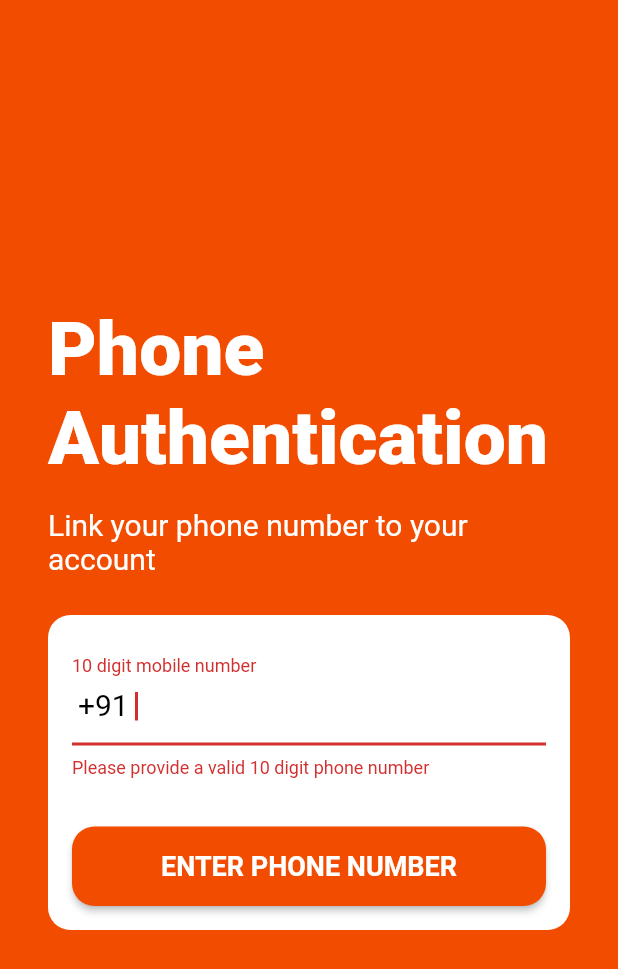
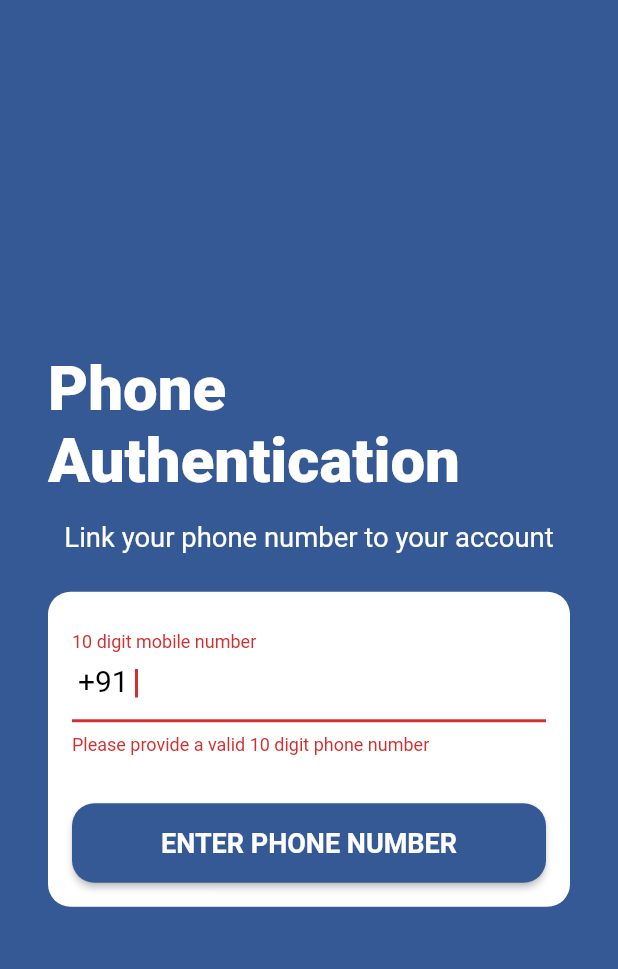
Before and after one commit to axactstudios/delivery, a Flutter app: the screen it shows after launch, after a tap on "Sign Up", on a phone screen of 412 x 824 dp. Shown: the top 969 px of the screen. Run offline on Flutter 3.47's test engine with Material 2 defaults, Android fonts, the phone set to English and light mode, and no system bars; our stand-ins replace firebase_auth, firebase_database, fluttertoast, font_awesome_flutter, image_picker; missing offline and left inert: flutter_email_sender, razorpay_flutter; accounts and stored records are empty; Roboto replaces fonts that are missing (sf_pro).

```diff
--- a/lib/LoginPages/OTPinput.dart
+++ b/lib/LoginPages/OTPinput.dart
@@ -533,10 +533,12 @@ class _PinPaint extends CustomPainter {
     this.type: PinEntryType.boxTight,
     this.themeData,
   }) : this.decoration = decoration.copyWith(
+          // ignore: deprecated_member_use
           textStyle: decoration.textStyle ?? themeData.textTheme.headline,
           errorTextStyle: decoration.errorTextStyle ??
               themeData.textTheme.caption.copyWith(color: themeData.errorColor),
           hintTextStyle: decoration.hintTextStyle ??
+              // ignore: deprecated_member_use
               themeData.textTheme.headline.copyWith(color: themeData.hintColor),
         );
 
--- a/lib/LoginPages/PhoneLogin.dart
+++ b/lib/LoginPages/PhoneLogin.dart
@@ -1,4 +1,4 @@
-import 'package:delivery/LoginPages/WelcomeScreen.dart';
+import 'package:delivery/DrawerPages/MainHome.dart';
 import 'package:flutter/cupertino.dart';
 import 'package:flutter/material.dart';
 
@@ -28,9 +28,9 @@ class _PhoneLoginState extends State<PhoneLogin> {
   @override
   Widget build(BuildContext context) {
     return Scaffold(
-      backgroundColor: Color(0xFFF24C00),
+      backgroundColor: Color(0xFF345995),
       body: Container(
-        color: Color(0xFFF24C00),
+        color: Color(0xFF345995),
         padding: EdgeInsets.all(16),
         height: MediaQuery.of(context).size.height,
         child: new Column(
@@ -43,7 +43,7 @@ class _PhoneLoginState extends State<PhoneLogin> {
                 'Phone Authentication',
                 style: TextStyle(
                     fontFamily: 'sf_pro',
-                    fontSize: 50,
+                    fontSize: pHeight / 20,
                     fontWeight: FontWeight.w900,
                     color: Colors.white),
               ),
@@ -54,13 +54,13 @@ class _PhoneLoginState extends State<PhoneLogin> {
                 'Link your phone number to your account',
                 style: TextStyle(
                     fontFamily: 'sf_pro',
-                    fontSize: 20,
+                    fontSize: pHeight / 45,
                     fontWeight: FontWeight.normal,
                     color: Colors.white),
               ),
             ),
             Padding(
-              padding: const EdgeInsets.all(16.0),
+              padding: const EdgeInsets.only(top: 16, left: 16, right: 16),
               child: Container(
                 decoration: BoxDecoration(
                   borderRadius: BorderRadius.all(Radius.circular(15)),
@@ -83,10 +83,8 @@ class _PhoneLoginState extends State<PhoneLogin> {
                             padding: EdgeInsets.all(4.0),
                             child: Text(
                               "+91",
-                              style: TextStyle(
-                                  color: Colors.black,
-//                                  fontWeight: FontWeight.bold,
-                                  fontSize: 20),
+                              style:
+                                  TextStyle(color: Colors.black, fontSize: 20),
                             ),
                           ),
                         ),
@@ -106,7 +104,7 @@ class _PhoneLoginState extends State<PhoneLogin> {
                         child: SizedBox(
                           width: MediaQuery.of(context).size.width * 0.85,
                           child: RaisedButton(
-                            color: !isValid ? Color(0xFFF24C00) : Colors.teal,
+                            color: !isValid ? Color(0xFF345995) : Colors.teal,
                             shape: RoundedRectangleBorder(
                                 borderRadius: BorderRadius.circular(15.0)),
                             child: Text(
@@ -148,38 +146,5 @@ class _PhoneLoginState extends State<PhoneLogin> {
         ),
       ),
     );
-
-//    return Container(
-//      width: MediaQuery.of(context).size.width * 0.4,
-//      padding: EdgeInsets.only(left: 8.0, top: 30),
-//      alignment: Alignment.center,
-//      child: Column(
-//        children: <Widget>[
-//          Text('Phone Authentication'),
-//          new FlatButton(
-//            onPressed: () {
-//              print("pressed");
-//
-//            },
-//            padding: EdgeInsets.only(
-//              top: 20.0,
-//              bottom: 20.0,
-//            ),
-//            child: new Row(
-//              mainAxisAlignment: MainAxisAlignment.spaceEvenly,
-//              children: <Widget>[
-//                Text(
-//                  "Phone",
-//                  textAlign: TextAlign.center,
-//                  style: TextStyle(
-//                      color: Colors.white,
-//                      fontWeight: FontWeight.bold),
-//                ),
-//              ],
-//            ),
-//          ),
-//        ],
-//      ),
-//    );
   }
 }
--- a/lib/LoginPages/WelcomeScreen.dart
+++ b/lib/LoginPages/WelcomeScreen.dart
@@ -1,5 +1,3 @@
-import 'dart:io';
-
 import 'package:delivery/LoginPages/PhoneLogin.dart';
 import 'package:flutter/cupertino.dart';
 import 'package:flutter/material.dart';
@@ -34,7 +32,7 @@ class _WelcomeScreenState extends State<WelcomeScreen> {
                     'Budget Mart',
                     textAlign: TextAlign.start,
                     style: TextStyle(
-                        color: Color(0xFFF24C00),
+                        color: Color(0xFF345995),
                         fontSize: pHeight / 20,
                         fontFamily: 'sf_pro',
                         fontWeight: FontWeight.bold),
@@ -75,7 +73,7 @@ class _WelcomeScreenState extends State<WelcomeScreen> {
                     'Lets Get \nStarted',
                     textAlign: TextAlign.start,
                     style: TextStyle(
-                        color: Color(0xFFF24C00),
+                        color: Color(0xFF345995),
                         fontSize: 40,
                         fontFamily: 'sf_pro',
                         fontWeight: FontWeight.bold),
@@ -93,7 +91,7 @@ class _WelcomeScreenState extends State<WelcomeScreen> {
                         width: 330,
                         height: pHeight / 15,
                         decoration: BoxDecoration(
-                          color: Color(0xFFF24C00),
+                          color: Color(0xFF345995),
                           shape: BoxShape.rectangle,
                           borderRadius: BorderRadius.all(
                             Radius.circular(30.0),
--- a/lib/main.dart
+++ b/lib/main.dart
@@ -1,14 +1,12 @@
+import 'package:delivery/DrawerPages/MainHome.dart';
 import 'package:delivery/LoginPages/WelcomeScreen.dart';
 import 'package:firebase_auth/firebase_auth.dart';
 import 'package:flutter/material.dart';
-
-import 'DrawerPages/MainHome.dart';
 import 'LoginPages/WelcomeScreen.dart';
 
 void main() => runApp(MyApp());
 
 class MyApp extends StatelessWidget {
-  // This widget is the root of yb our application.
   @override
   Widget build(BuildContext context) {
     return MaterialApp(
@@ -42,12 +40,11 @@ class _HomePageState extends State<HomePage> {
 
   @override
   Widget build(BuildContext context) {
-//    if (user == null) {
-//      return HomePage1();
-//    } else {
-//      return WelcomeScreen();
-//    }
-    return WelcomeScreen();
+    if (user != null) {
+      return MainHome();
+    } else {
+      return WelcomeScreen();
+    }
   }
 }
 
--- a/pubspec.yaml
+++ b/pubspec.yaml
@@ -27,7 +27,6 @@ dependencies:
   flutter_email_sender: ^3.0.1
   image_picker: ^0.6.6+4
   razorpay_flutter: ^1.2.1
-  animations: ^1.0.0+5
 #  flappy_search_bar: ^1.7.2
 
 
```
Also changed, not shown: lib/Cart/Cart.dart (+1 -10 lines), lib/DrawerPages/MainHome.dart (+42 -25 lines), lib/DrawerPages/developers_page.dart (+17 -1 lines), lib/DrawerPages/support_page.dart (+27 -15 lines), lib/DrawerPages/your_account_page.dart (+35 -6 lines), lib/DrawerPages/your_orders_page.dart (+16 -1 lines), lib/LoginPages/OTPScreen.dart (+9 -16 lines), lib/LoginPages/address.dart (+0 -8 lines), lib/LoginPages/addressFrame.dart (+1 -8 lines), pubspec.lock, 1 other file.
